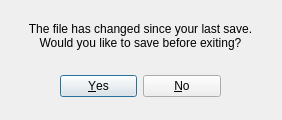
First picture: the form in qt/qt_test001/exitdialog.ui, repository fsziegler/GTD-Kanban, before the edit.
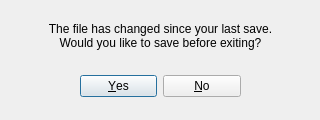
Second picture: the form after the edit.

Commit message: Exit dialog is now used for any case where the file may need to be saved, and displays the appropriate text. File open and save dialogs now show *.json files in a directory.

Diff of the .ui file:
```diff
--- a/qt/qt_test001/exitdialog.ui
+++ b/qt/qt_test001/exitdialog.ui
@@ -6,7 +6,7 @@
    <rect>
     <x>0</x>
     <y>0</y>
-    <width>282</width>
+    <width>320</width>
     <height>120</height>
    </rect>
   </property>
@@ -19,7 +19,7 @@
   <widget class="QDialogButtonBox" name="buttonBox">
    <property name="geometry">
     <rect>
-     <x>60</x>
+     <x>80</x>
      <y>70</y>
      <width>161</width>
      <height>32</height>
@@ -37,7 +37,7 @@
     <rect>
      <x>20</x>
      <y>20</y>
-     <width>241</width>
+     <width>281</width>
      <height>31</height>
     </rect>
    </property>
```
The commit also changes 6 other files.
